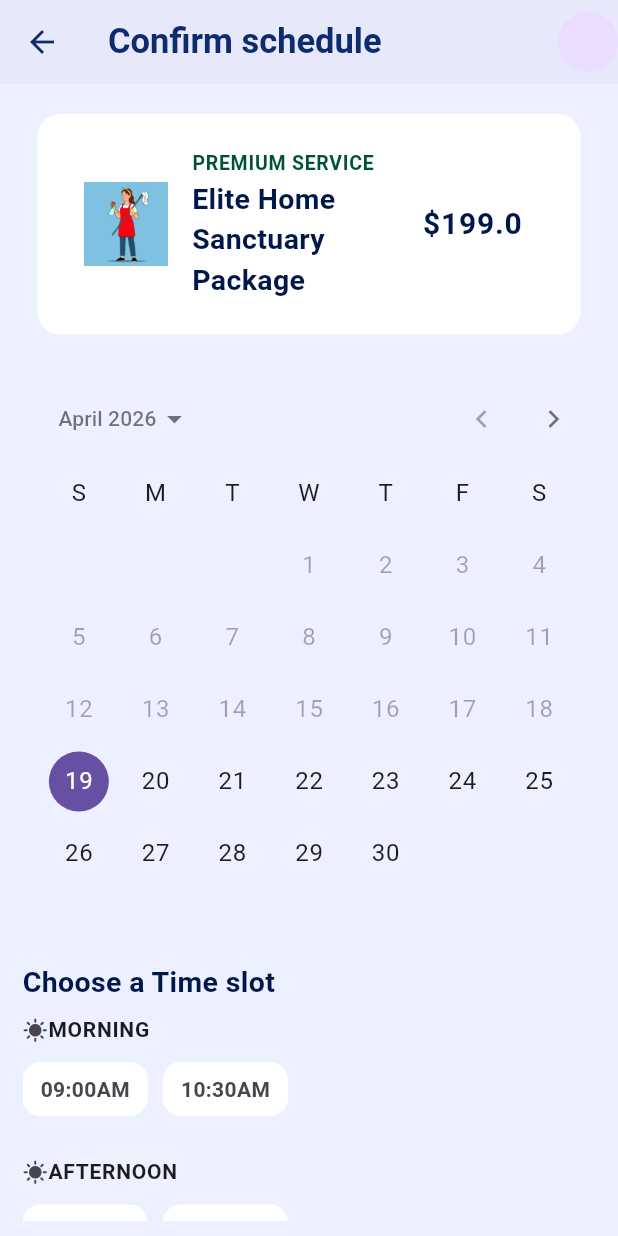
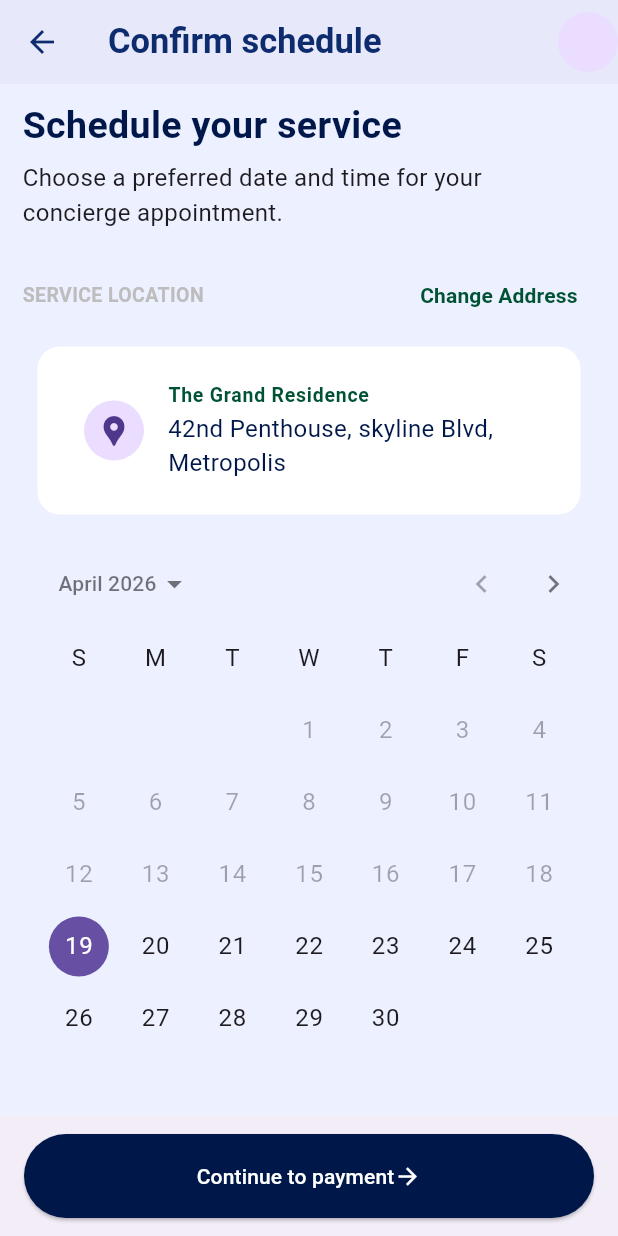
Before and after one commit to Joyy-dev/localfixers, a Flutter app: the BuyerHomeScreens screen opened directly, scrolled down 576 dp, after a tap on "Book Session", on a phone screen of 412 x 824 dp. Run offline on Flutter 3.47's test engine with Material 3 defaults, Android fonts, the phone set to English and light mode, and no system bars; our stand-ins replace cloud_firestore, firebase_auth, firebase_core; accounts and stored records are empty.

Commit message:
booking screen update

```diff
--- a/lib/screens/auth_screen.dart
+++ b/lib/screens/auth_screen.dart
@@ -81,14 +81,14 @@ class _AuthScreenState extends State<AuthScreen> {
           }
         } else {
           await _auth.signUP(email: email, fullName: name, password: password, userRole: _selectedIndex == 0 ? 'Purchase A Service' : 'Sell a service');
-        }
+
         if (mounted) {
-          if (_isLogin) {
-            Navigator.pushReplacement(
-              context,
-              MaterialPageRoute(builder: (_) => HomeScreens())
-            );
-          } else {
+          // if (_isLogin) {
+          //   Navigator.pushReplacement(
+          //     context,
+          //     MaterialPageRoute(builder: (_) => HomeScreens())
+          //   );
+          // } else {
             if (_selectedIndex == 0) {
             Navigator.pushReplacement(
               context,
--- a/lib/screens/booking_screens.dart
+++ b/lib/screens/booking_screens.dart
@@ -1,14 +1,11 @@
 import 'package:flutter/material.dart';
 import 'package:localfixers/widget/custom_container.dart';
-import 'package:localfixers/widget/reservation_summary.dart';
+//import 'package:localfixers/widget/reservation_summary.dart';
 import 'package:localfixers/widget/schedule_calendar.dart';
 import 'package:localfixers/widget/schedule_time.dart';
 
 class BookingScreens extends StatelessWidget {
-  final String image;
-  final String title;
-  final double price;
-  const BookingScreens(this.image, this.title, this.price, {super.key});
+  const BookingScreens({super.key});
 
   @override
   Widget build(BuildContext context) {
@@ -19,6 +16,22 @@ class BookingScreens extends StatelessWidget {
           CircleAvatar(),
         ],
       ),
+      bottomNavigationBar: BottomAppBar(
+        child: ElevatedButton(
+          onPressed: () {},
+          style: ElevatedButton.styleFrom(
+            backgroundColor: Color(0xFF00174A),
+            foregroundColor: Colors.white
+          ),
+          child: Row(
+            mainAxisAlignment: MainAxisAlignment.center,
+            children: [
+              Text('Continue to payment'),
+              Icon(Icons.arrow_forward)
+            ],
+          )
+        ),
+      ),
       body: SafeArea(
         child: Padding(
           padding: const EdgeInsets.symmetric(horizontal: 15, vertical: 10),
@@ -26,11 +39,52 @@ class BookingScreens extends StatelessWidget {
             child: Column(
               crossAxisAlignment: CrossAxisAlignment.start,
               children: [
+                Text(
+                  'Schedule your service',
+                  style: TextStyle(
+                    fontSize: 25,
+                    color: Color(0xFF00174A),
+                    fontWeight: FontWeight.bold
+                  ),
+                ),
+                const SizedBox(height: 5,),
+                Text(
+                  'Choose a preferred date and time for your concierge appointment.',
+                  style: TextStyle(
+                    fontSize: 16
+                  ),
+                ),
+                const SizedBox(height: 20,),
+                Row(
+                  mainAxisAlignment: MainAxisAlignment.spaceBetween,
+                  children: [
+                    Text(
+                      'Service Location'.toUpperCase(),
+                      style: TextStyle(
+                        fontSize: 13,
+                        color: Colors.grey[400],
+                        fontWeight: FontWeight.bold
+                      ),
+                    ),
+                    TextButton(
+                      onPressed: () {},
+                      child: Text(
+                        'Change Address',
+                        style: TextStyle(
+                          color: Color(0xFF005234),
+                          fontWeight: FontWeight.bold
+                        ),
+                      )
+                    )
+                  ],
+                ),
                 CustomContainer(
                   ListTile(
-                    leading: Image.asset(image),
+                    leading: CircleAvatar(
+                      child: Icon(Icons.location_pin),
+                    ),
                     title: Text(
-                      'PREMIUM SERVICE',
+                      'The Grand Residence',
                       style: TextStyle(
                         fontSize: 13,
                         color: Color(0xFF005234),
@@ -38,24 +92,23 @@ class BookingScreens extends StatelessWidget {
                       ),
                     ),
                     subtitle: Text(
-                      title,
+                      '42nd Penthouse, skyline Blvd, Metropolis',
                       style: TextStyle(
-                        fontSize: 19,
+                        fontSize: 16,
                         color: Color(0xFF00174A),
-                        fontWeight: FontWeight.bold
                       ),
                     ),
-                    trailing: Text(
-                      '\$${price.toString()}',
-                      style: TextStyle(
-                        fontSize: 20,
-                        color: Color(0xFF00174A),
-                        fontWeight: FontWeight.bold
-                      ),
-                    ),
+                    // trailing: Text(
+                    //   '\$${price.toString()}',
+                    //   style: TextStyle(
+                    //     fontSize: 20,
+                    //     color: Color(0xFF00174A),
+                    //     fontWeight: FontWeight.bold
+                    //   ),
+                    // ),
                   )
                 ),
-                SizedBox(height: 20,),
+                SizedBox(height: 10,),
                 ScheduleCalendar(),
                 Text(
                   'Choose a Time slot',
@@ -67,29 +120,41 @@ class BookingScreens extends StatelessWidget {
                 ),
                 ScheduleTime(),
                 const SizedBox(height: 20,),
-                ReservationSummary(),
-                const SizedBox(height: 20,),
-                ListTile(
-                  leading: CircleAvatar(),
-                  title: Text(
-                    'YOUR SPECIALIST',
-                    style: TextStyle(
-                      fontSize: 13
-                    ),
-                  ),
-                  subtitle: Text(
-                    'Dr Elena Rodriguez',
-                    style: TextStyle(
-                      fontSize: 18,
-                      color: Color(0xFF00174A),
-                      fontWeight: FontWeight.bold
-                    ),
-                  ),
-                  trailing: CircleAvatar(
-                    backgroundColor: Colors.white,
-                    child: Icon(Icons.message, color: Color(0xFF002112),),
+                Container(
+                  decoration: BoxDecoration(
+                    gradient: LinearGradient(
+                      colors: [
+                        Color(0xFF00174A),
+                        Color(0xFF00174A),
+                        Color(0xFF00174A),
+                        Colors.blueGrey
+                      ]
+                    )
                   ),
                 )
+                //ReservationSummary(),
+                //const SizedBox(height: 20,),
+                // ListTile(
+                //   leading: CircleAvatar(),
+                //   title: Text(
+                //     'YOUR SPECIALIST',
+                //     style: TextStyle(
+                //       fontSize: 13
+                //     ),
+                //   ),
+                //   subtitle: Text(
+                //     'Dr Elena Rodriguez',
+                //     style: TextStyle(
+                //       fontSize: 18,
+                //       color: Color(0xFF00174A),
+                //       fontWeight: FontWeight.bold
+                //     ),
+                //   ),
+                //   trailing: CircleAvatar(
+                //     backgroundColor: Colors.white,
+                //     child: Icon(Icons.message, color: Color(0xFF002112),),
+                //   ),
+                // ),
               ],
             ),
           ),
--- a/lib/screens/service_listing_detail_screen.dart
+++ b/lib/screens/service_listing_detail_screen.dart
@@ -27,7 +27,7 @@ class ServiceListingDetailScreen extends StatelessWidget {
           )
         ],
       ),
-      bottomNavigationBar: BottomNavigation(image, title, price),
+      bottomNavigationBar: BottomNavigation(),
       body: SafeArea(
         child: SingleChildScrollView(
           child: Column(
--- a/lib/widget/bottom_navigation.dart
+++ b/lib/widget/bottom_navigation.dart
@@ -2,10 +2,8 @@ import 'package:flutter/material.dart';
 import 'package:localfixers/screens/booking_screens.dart';
 
 class BottomNavigation extends StatelessWidget {
-  final String image;
-  final String title;
-  final double price;
-  const BottomNavigation(this.image, this.title, this.price, {super.key});
+
+  const BottomNavigation({super.key});
 
   @override
   Widget build(BuildContext context) {
@@ -56,7 +54,7 @@ class BottomNavigation extends StatelessWidget {
                 onPressed: () {
                   Navigator.push(
                     context,
-                    MaterialPageRoute(builder: (_) => BookingScreens(image, title, price))
+                    MaterialPageRoute(builder: (_) => BookingScreens())
                   );
                 },
                 style: ElevatedButton.styleFrom(
--- a/lib/widget/recommendation.dart
+++ b/lib/widget/recommendation.dart
@@ -90,11 +90,7 @@ class Recommendation extends StatelessWidget {
                             onPressed: () {
                               Navigator.push(
                                 context,
-                                MaterialPageRoute(builder: (_) => BookingScreens(
-                                  recommend.featuredImage,
-                                  recommend.title,
-                                  recommend.price
-                                ))
+                                MaterialPageRoute(builder: (_) => BookingScreens())
                               );
                             },
                             style: ElevatedButton.styleFrom(
```
